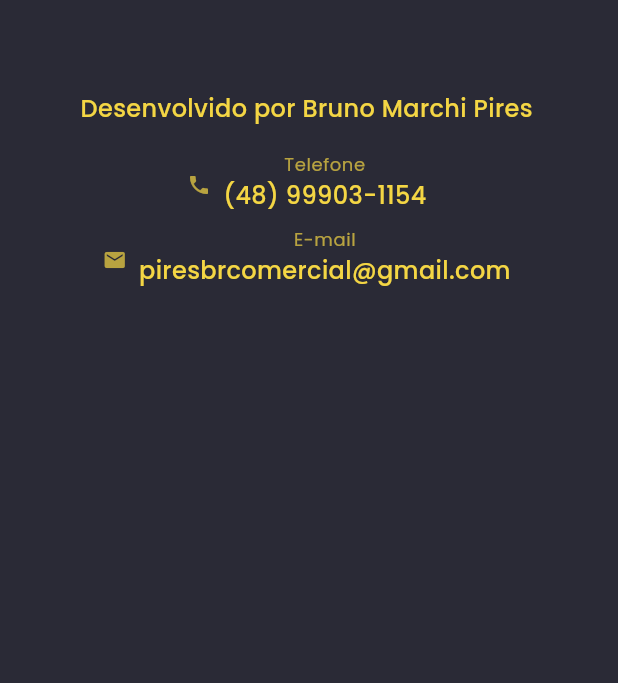
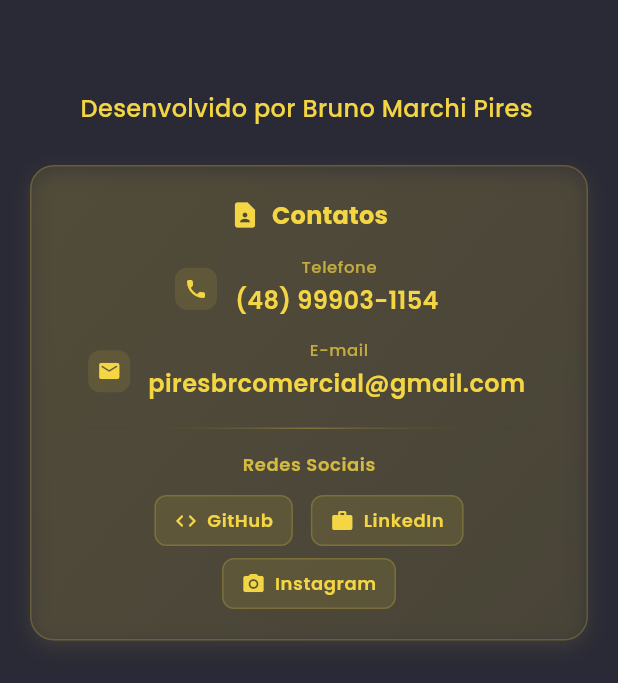
Before and after one commit to Brunokrk/curriculum, a Flutter app: the Footer widget shown alone on an empty page, opened directly, on a phone screen of 412 x 824 dp. Shown: the top 683 px of the screen. Run offline on Flutter 3.47's test engine with Material 3 defaults, Android fonts, the phone set to English and light mode, and no system bars; our stand-ins replace go_router, google_fonts, shared_preferences; missing offline and left inert: dart:html; accounts and stored records are empty; generated files the repository leaves out were written again.

Commit message:
Adicionando Contatos
Adicionando card de contato no footer

```diff
--- a/lib/app/widgets/footer.dart
+++ b/lib/app/widgets/footer.dart
@@ -2,6 +2,7 @@ import 'package:flutter/material.dart';
 import 'package:flutter_gen/gen_l10n/app_localizations.dart';
 import 'package:portfolio_webapp/app/helpers/responsive_helper.dart';
 import 'package:portfolio_webapp/app/theme/custom_theme.dart';
+import 'package:url_launcher/url_launcher.dart';
 
 class Footer extends StatelessWidget {
   const Footer({super.key});
@@ -37,8 +38,8 @@ class Footer extends StatelessWidget {
           ),
           textAlign: TextAlign.center,
         ),
-        const SizedBox(height: 16),
-        _buildContactInfo(context, l10n, true),
+        const SizedBox(height: 24),
+        _buildContactCard(context, l10n, true),
       ],
     );
   }
@@ -60,13 +61,89 @@ class Footer extends StatelessWidget {
         ),
         Expanded(
           flex: 1,
-          child: _buildContactInfo(context, l10n, false),
+          child: _buildContactCard(context, l10n, false),
         ),
       ],
     );
   }
 
-  Widget _buildContactInfo(BuildContext context, AppLocalizations l10n, bool isMobile) {
+  Widget _buildContactCard(BuildContext context, AppLocalizations l10n, bool isMobile) {
+    return Container(
+      padding: const EdgeInsets.all(20),
+      decoration: BoxDecoration(
+        gradient: LinearGradient(
+          begin: Alignment.topLeft,
+          end: Alignment.bottomRight,
+          colors: [
+            CustomTheme.primaryColor.withOpacity(0.1),
+            CustomTheme.primaryColor.withOpacity(0.05),
+          ],
+        ),
+        borderRadius: BorderRadius.circular(16),
+        border: Border.all(
+          color: CustomTheme.primaryColor.withOpacity(0.2),
+          width: 1,
+        ),
+        boxShadow: [
+          BoxShadow(
+            color: CustomTheme.primaryColor.withOpacity(0.1),
+            blurRadius: 10,
+            offset: const Offset(0, 4),
+          ),
+        ],
+      ),
+      child: Column(
+        crossAxisAlignment: isMobile ? CrossAxisAlignment.center : CrossAxisAlignment.start,
+        children: [
+          Row(
+            mainAxisAlignment: isMobile ? MainAxisAlignment.center : MainAxisAlignment.start,
+            children: [
+              Icon(
+                Icons.contact_page,
+                color: CustomTheme.primaryColor,
+                size: 20,
+              ),
+              const SizedBox(width: 8),
+              Text(
+                l10n.contacts,
+                style: Theme.of(context).textTheme.titleMedium?.copyWith(
+                  color: CustomTheme.primaryColor,
+                  fontWeight: FontWeight.bold,
+                ),
+              ),
+            ],
+          ),
+          const SizedBox(height: 16),
+
+          // Seção de Contato Direto
+          _buildContactSection(context, l10n, isMobile),
+
+          const SizedBox(height: 16),
+
+          // Divisor
+          Container(
+            height: 1,
+            decoration: BoxDecoration(
+              gradient: LinearGradient(
+                colors: [
+                  Colors.transparent,
+                  CustomTheme.primaryColor.withOpacity(0.3),
+                  Colors.transparent,
+                ],
+              ),
+            ),
+          ),
+
+          const SizedBox(height: 16),
+
+          // Seção de Redes Sociais
+          _buildSocialSection(context, l10n, isMobile),
+        ],
+      ),
+    );
+  }
+
+  Widget _buildContactSection(BuildContext context, AppLocalizations l10n, bool isMobile) {
     return Column(
       crossAxisAlignment: isMobile ? CrossAxisAlignment.center : CrossAxisAlignment.start,
       children: [
@@ -74,15 +151,15 @@ class Footer extends StatelessWidget {
           context,
           l10n.phone,
           l10n.phoneNumber,
-          Icons.phone,
+          Icons.phone_rounded,
           isMobile,
         ),
-        const SizedBox(height: 8),
+        const SizedBox(height: 12),
         _buildContactItem(
           context,
           l10n.email,
           l10n.emailAddress,
-          Icons.email,
+          Icons.email_rounded,
           isMobile,
         ),
       ],
@@ -100,28 +177,37 @@ class Footer extends StatelessWidget {
       mainAxisSize: MainAxisSize.min,
       mainAxisAlignment: isMobile ? MainAxisAlignment.center : MainAxisAlignment.start,
       children: [
-        Icon(
-          icon,
-          size: 16,
-          color: CustomTheme.primaryColor.withOpacity(0.7),
+        Container(
+          padding: const EdgeInsets.all(6),
+          decoration: BoxDecoration(
+            color: CustomTheme.primaryColor.withOpacity(0.1),
+            borderRadius: BorderRadius.circular(8),
+          ),
+          child: Icon(
+            icon,
+            size: 16,
+            color: CustomTheme.primaryColor,
+          ),
         ),
-        const SizedBox(width: 8),
+        const SizedBox(width: 12),
         Flexible(
           child: Column(
             crossAxisAlignment: isMobile ? CrossAxisAlignment.center : CrossAxisAlignment.start,
             children: [
-              SelectableText(
+              Text(
                 label,
                 style: Theme.of(context).textTheme.bodySmall?.copyWith(
                   color: CustomTheme.primaryColor.withOpacity(0.7),
-                  fontSize: 12,
+                  fontSize: 11,
+                  fontWeight: FontWeight.w500,
                 ),
               ),
+              const SizedBox(height: 2),
               SelectableText(
                 value,
                 style: Theme.of(context).textTheme.bodyMedium?.copyWith(
                   color: CustomTheme.primaryColor,
-                  fontWeight: FontWeight.w500,
+                  fontWeight: FontWeight.w600,
                 ),
               ),
             ],
@@ -130,4 +216,95 @@ class Footer extends StatelessWidget {
       ],
     );
   }
+
+  Widget _buildSocialSection(BuildContext context, AppLocalizations l10n, bool isMobile) {
+    return Column(
+      crossAxisAlignment: isMobile ? CrossAxisAlignment.center : CrossAxisAlignment.start,
+      children: [
+        Text(
+          'Redes Sociais',
+          style: Theme.of(context).textTheme.bodySmall?.copyWith(
+            color: CustomTheme.primaryColor.withOpacity(0.8),
+            fontWeight: FontWeight.w600,
+            fontSize: 12,
+          ),
+        ),
+        const SizedBox(height: 12),
+        Wrap(
+          alignment: isMobile ? WrapAlignment.center : WrapAlignment.start,
+          spacing: 12,
+          runSpacing: 8,
+          children: [
+            _buildSocialButton(
+              context,
+              l10n.github,
+              'https://github.com/Brunokrk',
+              Icons.code_rounded,
+            ),
+            _buildSocialButton(
+              context,
+              l10n.linkedin,
+              'https://www.linkedin.com/in/bruno-marchi-pires-734336201/',
+              Icons.work_rounded,
+            ),
+            _buildSocialButton(
+              context,
+              l10n.instagram,
+              'https://www.instagram.com/brunokrk/',
+              Icons.camera_alt_rounded,
+            ),
+          ],
+        ),
+      ],
+    );
+  }
+
+  Widget _buildSocialButton(
+    BuildContext context,
+    String label,
+    String url,
+    IconData icon,
+  ) {
+    return InkWell(
+      onTap: () => _launchUrl(url),
+      borderRadius: BorderRadius.circular(8),
+      child: Container(
+        padding: const EdgeInsets.symmetric(horizontal: 12, vertical: 8),
+        decoration: BoxDecoration(
+          color: CustomTheme.primaryColor.withOpacity(0.1),
+          borderRadius: BorderRadius.circular(8),
+          border: Border.all(
+            color: CustomTheme.primaryColor.withOpacity(0.2),
+            width: 1,
+          ),
+        ),
+        child: Row(
+          mainAxisSize: MainAxisSize.min,
+          children: [
+            Icon(
+              icon,
+              size: 16,
+              color: CustomTheme.primaryColor,
+            ),
+            const SizedBox(width: 6),
+            Text(
+              label,
+              style: Theme.of(context).textTheme.bodySmall?.copyWith(
+                color: CustomTheme.primaryColor,
+                fontWeight: FontWeight.w600,
+                fontSize: 12,
+              ),
+            ),
+          ],
+        ),
+      ),
+    );
+  }
+
+  Future<void> _launchUrl(String url) async {
+    final Uri uri = Uri.parse(url);
+    if (await canLaunchUrl(uri)) {
+      await launchUrl(uri, mode: LaunchMode.externalApplication);
+    }
+  }
 }
--- a/lib/l10n/app_en.arb
+++ b/lib/l10n/app_en.arb
@@ -26,5 +26,9 @@
   "emailAddress": "piresbrcomercial@gmail.com",
   "downloadCV": "Download CV",
   "downloadCVPortuguese": "CV in Portuguese",
-  "downloadCVEnglish": "CV in English"
+  "downloadCVEnglish": "CV in English",
+  "contacts": "Contacts",
+  "github": "GitHub",
+  "linkedin": "LinkedIn",
+  "instagram": "Instagram"
 }
--- a/lib/l10n/app_pt.arb
+++ b/lib/l10n/app_pt.arb
@@ -107,5 +107,21 @@
   "downloadCVEnglish": "Currículo em Inglês",
   "@downloadCVEnglish": {
     "description": "Botão para baixar currículo em inglês"
+  },
+  "contacts": "Contatos",
+  "@contacts": {
+    "description": "Título da seção de contatos"
+  },
+  "github": "GitHub",
+  "@github": {
+    "description": "Label do GitHub"
+  },
+  "linkedin": "LinkedIn",
+  "@linkedin": {
+    "description": "Label do LinkedIn"
+  },
+  "instagram": "Instagram",
+  "@instagram": {
+    "description": "Label do Instagram"
   }
 }
```
